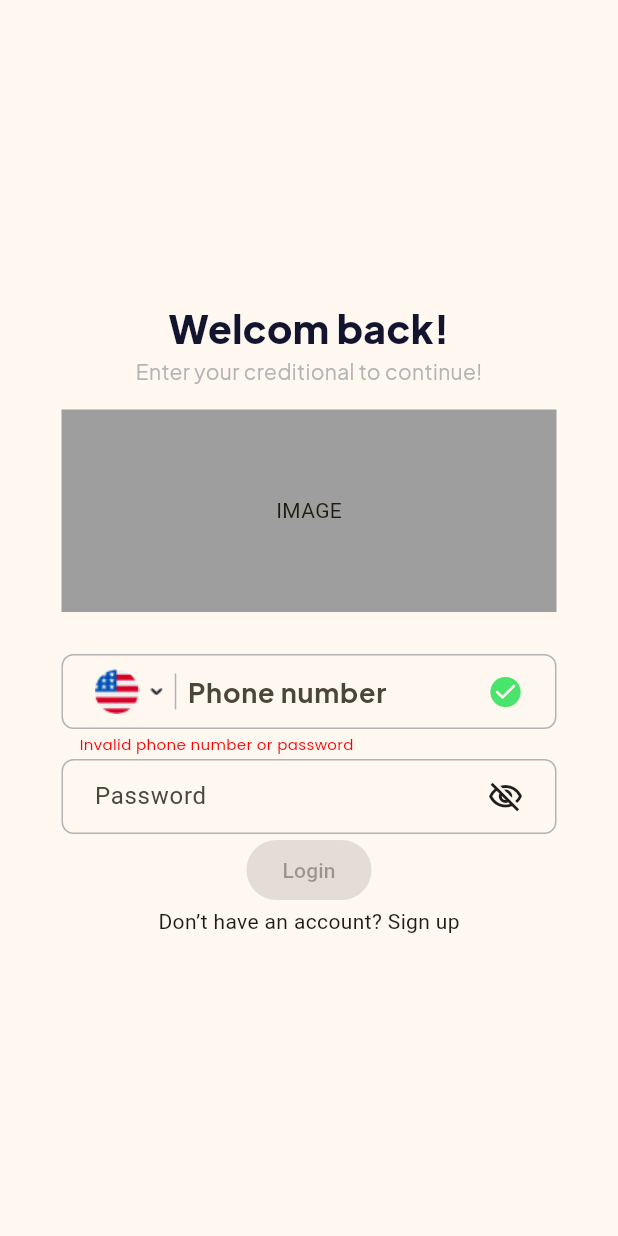
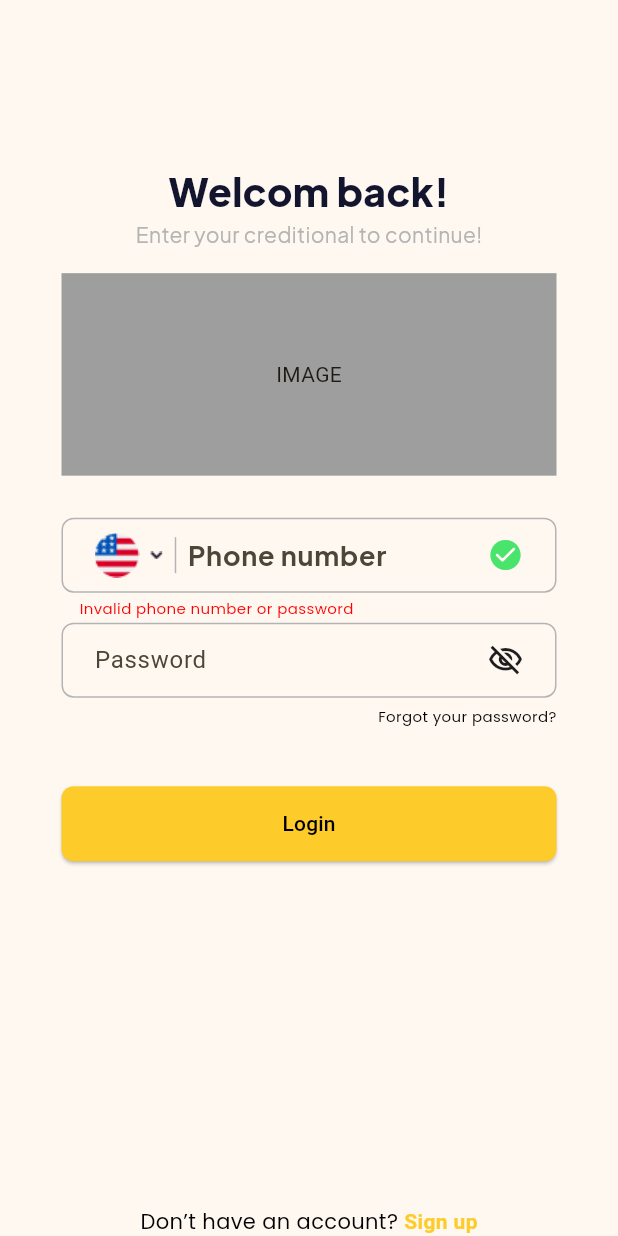
Before and after one commit to quiest2000/ride-book-app, a Flutter app: the screen it shows after launch, on a phone screen of 412 x 824 dp. Run offline on Flutter 3.47's test engine with Material 3 defaults, Android fonts, the phone set to English and light mode, and no system bars; our stand-ins replace flutter_svg, lottie.

Commit message:
done layout

```diff
--- a/lib/login_page.dart
+++ b/lib/login_page.dart
@@ -10,14 +10,18 @@ class LoginPage extends StatefulWidget {
 class _LoginPageState extends State<LoginPage> {
   @override
   Widget build(BuildContext context) {
-    return const Scaffold(
-      body: Center(
+    return Scaffold(
+      body: SafeArea(
+        child: Center(
           child: Column(
             mainAxisAlignment: MainAxisAlignment.center,
             crossAxisAlignment: CrossAxisAlignment.center,
             mainAxisSize: MainAxisSize.max,
             children: [
-            Text(
+              const Spacer(
+                flex: 75,
+              ),
+              const Text(
                 'Welcom back!',
                 style: TextStyle(
                   fontFamily: 'PlusJakartaSans',
@@ -26,7 +30,7 @@ class _LoginPageState extends State<LoginPage> {
                   color: Color(0xff13142e),
                 ),
               ),
-            Text(
+              const Text(
                 'Enter your creditional to continue!',
                 style: TextStyle(
                   fontFamily: 'PlusJakartaSans',
@@ -34,10 +38,10 @@ class _LoginPageState extends State<LoginPage> {
                   color: Color(0xffb4b4b4),
                 ),
               ),
-            SizedBox(
+              const SizedBox(
                 height: 16,
               ),
-            DecoratedBox(
+              const DecoratedBox(
                 decoration: BoxDecoration(color: Colors.grey),
                 child: SizedBox(
                   width: 330,
@@ -45,17 +49,38 @@ class _LoginPageState extends State<LoginPage> {
                   child: Center(child: Text('IMAGE')),
                 ),
               ),
-            SizedBox(
+              const SizedBox(
                 height: 28,
               ),
-            PhoneSection(),
-            PasswordSection(),
+              const PhoneSection(),
+              const PasswordSection(),
+              const SizedBox(
+                height: 40,
+              ),
               ElevatedButton(
-              onPressed: null,
-              child: Text('Login'),
+                onPressed: () {
+                  print('Login');
+                },
+                style: ButtonStyle(
+                  backgroundColor: MaterialStateProperty.all(
+                    Theme.of(context).colorScheme.onPrimary,
                   ),
-            SignupSection(),
+                  minimumSize: MaterialStateProperty.all(const Size(330, 50)),
+                  shape: MaterialStateProperty.all(
+                    RoundedRectangleBorder(
+                      borderRadius: BorderRadius.circular(8),
+                    ),
+                  ),
+                ),
+                child:
+                    const Text('Login', style: TextStyle(color: Colors.black)),
+              ),
+              const Spacer(
+                flex: 158,
+              ),
+              const SignupSection(),
             ],
+          ),
         ),
       ),
     );
@@ -159,7 +184,10 @@ class _PasswordSectionState extends State<PasswordSection> {
   Widget build(BuildContext context) {
     final iconData =
         isShowPassword ? Icons.visibility : Icons.visibility_off_outlined;
-    return Container(
+    return Column(
+      crossAxisAlignment: CrossAxisAlignment.end,
+      children: [
+        Container(
           width: 330,
           height: 50,
           decoration: BoxDecoration(
@@ -198,6 +226,24 @@ class _PasswordSectionState extends State<PasswordSection> {
               ],
             ),
           ),
+        ),
+        const SizedBox(
+          height: 5,
+        ),
+        InkWell(
+          onTap: () {
+            print('Forgot password');
+          },
+          child: const Text(
+            'Forgot your password?',
+            style: TextStyle(
+              fontFamily: 'Popins',
+              fontSize: 10,
+              color: Colors.black,
+            ),
+          ),
+        ),
+      ],
     );
   }
 }
@@ -207,6 +253,31 @@ class SignupSection extends StatelessWidget {
 
   @override
   Widget build(BuildContext context) {
-    return const Text('Don’t have an account? Sign up');
+    final primaryColor = Theme.of(context).colorScheme.onPrimary;
+    return Row(
+      mainAxisAlignment: MainAxisAlignment.center,
+      children: [
+        const Text(
+          'Don’t have an account? ',
+          style: TextStyle(
+            fontFamily: 'Popins',
+            fontSize: 14,
+            color: Colors.black,
+          ),
+        ),
+        InkWell(
+          onTap: () {
+            print('Sign up');
+          },
+          child: Text(
+            'Sign up',
+            style: TextStyle(
+              color: primaryColor,
+              fontWeight: FontWeight.w700,
+            ),
+          ),
+        ),
+      ],
+    );
   }
 }
--- a/pubspec.yaml
+++ b/pubspec.yaml
@@ -88,6 +88,8 @@ flutter:
     - family: Popins
       fonts:
         - asset: assets/fonts/Poppins-Regular.ttf
+        - asset: assets/fonts/Poppins-Bold.ttf
+          weight: 700
 
   # For details regarding fonts from package dependencies,
   # see https://flutter.dev/custom-fonts/#from-packages
```
Also changed, not shown: assets/fonts/Poppins-Bold.ttf (added). Lines whose indentation alone changed are shown as unchanged.
